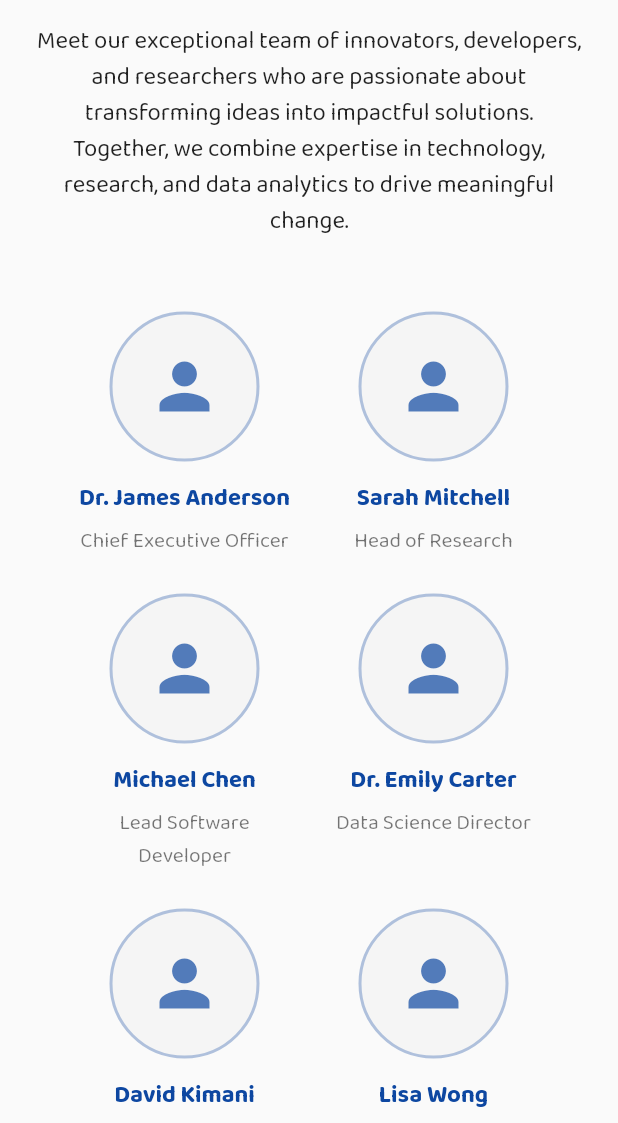
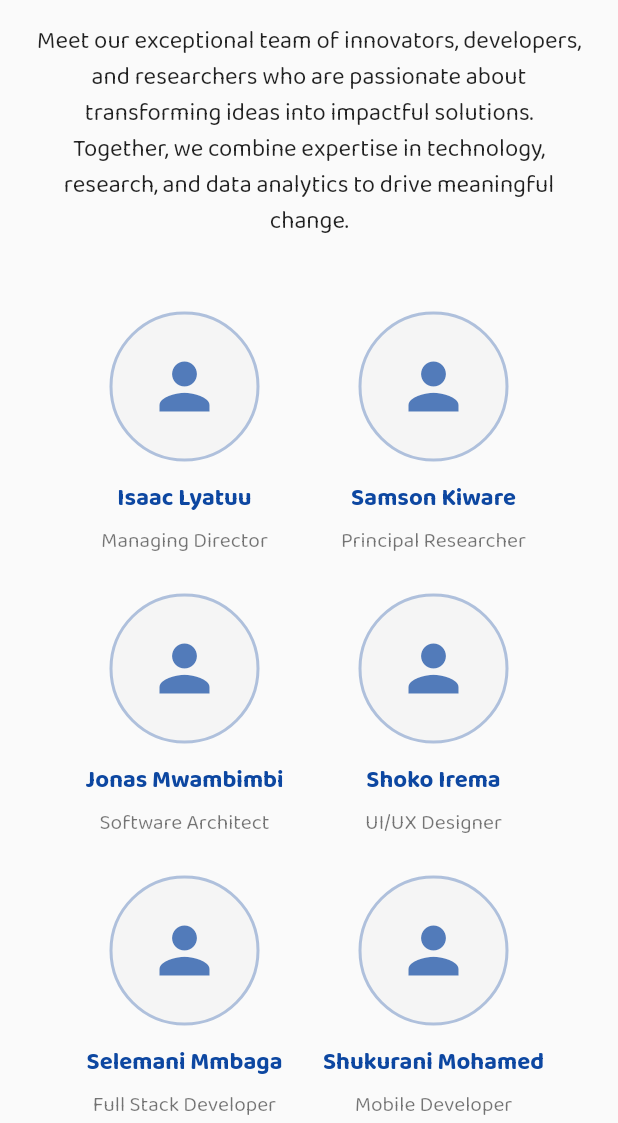
Before and after one commit to shukran-yega/Iact, a Flutter app: the MobileAboutPage widget shown alone on an empty page, opened directly, on a phone screen of 412 x 824 dp, the part 113-1236 px from its top. Run offline on Flutter 3.47's test engine with Material 3 defaults, Android fonts, the phone set to English and light mode, and no system bars; our stand-ins replace carousel_slider, go_router, google_fonts, lottie; missing offline and left inert: animate_gradient, dart:html, org_chart.

Commit message:
iact version 1.0.5

```diff
--- a/lib/mobile/MobileAboutPage.dart
+++ b/lib/mobile/MobileAboutPage.dart
@@ -48,60 +48,88 @@ class MobileAboutPage extends StatelessWidget {
   Widget _buildTeamSection() {
     final teamMembers = [
       {
-        "name": "Dr. James Anderson",
-        "role": "Chief Executive Officer",
+        'name': 'Isaac Lyatuu',
+        'role': 'Managing Director',
+        'id': '1',
+        'image': 'isaac.jpg'
       },
       {
-        "name": "Sarah Mitchell",
-        "role": "Head of Research",
+        'name': 'Samson Kiware',
+        'role': 'Principal Researcher',
+        'id': '2',
+        'image': 'samson.jpg'
       },
       {
-        "name": "Michael Chen",
-        "role": "Lead Software Developer",
+        'name': 'Jonas Mwambimbi',
+        'role': 'Software Architect',
+        'id': '3',
+        'image': 'jonas.jpg'
       },
       {
-        "name": "Dr. Emily Carter",
-        "role": "Data Science Director",
+        'name': 'Shoko Irema',
+        'role': 'UI/UX Designer',
+        'id': '4',
+        'image': 'shoko.jpg'
       },
       {
-        "name": "David Kimani",
-        "role": "Field Operations Manager",
+        'name': 'Selemani Mmbaga',
+        'role': 'Full Stack Developer',
+        'id': '5',
+        'image': 'assets/team/selemani.jpg'
       },
       {
-        "name": "Lisa Wong",
-        "role": "UX Research Lead",
+        'name': 'Shukurani Mohamed',
+        'role': 'Mobile Developer',
+        'id': '6',
+        'image': ''
       },
       {
-        "name": "Robert Mbeki",
-        "role": "Senior Developer",
+        'name': 'Samwel Godfrey',
+        'role': 'Backend Engineer',
+        'id': '7',
+        'image': 'assets/team/samwel.jpg'
+      },
+      // {
+      //   'name': 'Imani Irema',
+      //   'role': 'Data Scientist',
+      //   'id': '8',
+      //   'image': 'assets/team/imani.jpg'
+      // },
+      {
+        'name': 'John Smith',
+        'role': 'DevOps Engineer',
+        'id': '9',
+        'image': 'assets/team/john.jpg'
       },
       {
-        "name": "Maria Garcia",
-        "role": "Research Coordinator",
+        'name': ' Farida Katunzi',
+        'role': 'QA Engineer',
+        'id': '10',
+        'image': 'assets/team/farida.jpg'
       },
       {
-        "name": "John Doe",
-        "role": "Systems Architect",
+        'name': 'Carlos Martinez',
+        'role': 'Frontend Developer',
+        'id': '11',
+        'image': 'assets/team/carlos.jpg'
       },
       {
-        "name": "Anna Smith",
-        "role": "Data Analyst",
+        'name': 'Sophie Brown',
+        'role': 'Product Manager',
+        'id': '12',
+        'image': 'assets/team/sophie.jpg'
       },
       {
-        "name": "Peter Zhang",
-        "role": "Mobile Developer",
+        'name': 'Alex Johnson',
+        'role': 'Systems Architect',
+        'id': '13',
+        'image': 'assets/team/alex.jpg'
       },
       {
-        "name": "Grace Ochieng",
-        "role": "Project Manager",
-      },
-      {
-        "name": "Tom Wilson",
-        "role": "Backend Developer",
-      },
-      {
-        "name": "Sophie Chen",
-        "role": "UI/UX Designer",
+        'name': 'Grace Liu',
+        'role': 'Research Engineer',
+        'id': '14',
+        'image': 'assets/team/grace.jpg'
       },
     ];
 
--- a/lib/mobile/MobileTeamPage.dart
+++ b/lib/mobile/MobileTeamPage.dart
@@ -50,17 +50,17 @@ class MobileTeamPage extends StatelessWidget {
       {
         "name": "Research Team",
         "role": "Field Operations",
-        "image": "assets/field2.jpg",
+        "image": "field2.jpg",
       },
       {
         "name": "Development Team",
         "role": "Software Solutions",
-        "image": "assets/computer.jpg",
+        "image": "computer.jpg",
       },
       {
         "name": "Data Team",
         "role": "Analytics & Insights",
-        "image": "assets/PIC2.jpg",
+        "image": "PIC2.jpg",
       },
     ];
 
```
Also changed, not shown: lib/mobile/HomePage.dart (+4 -4 lines), lib/mobile/MobilePortfolioPage.dart (+4 -4 lines), lib/mobile/MobileServicesPage.dart (+6 -6 lines).
